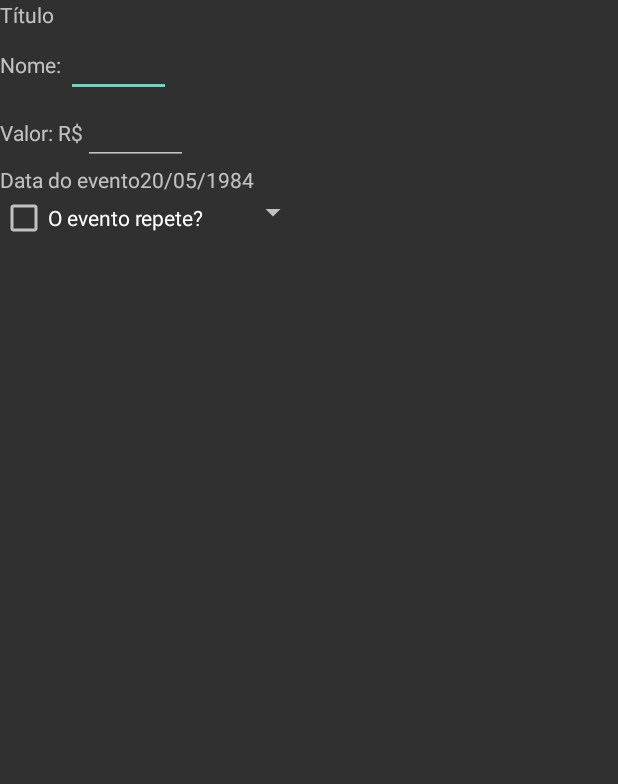
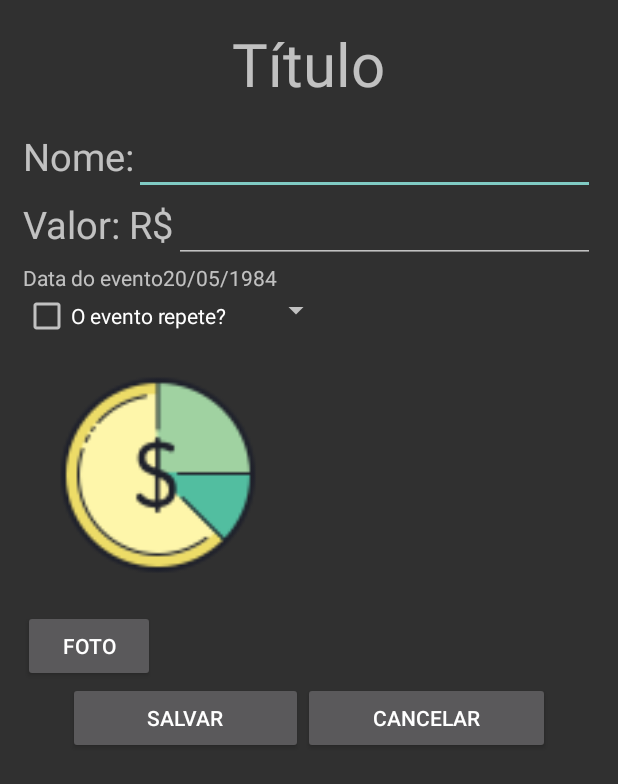
Before and after one commit to BielCR/Gest, an Android app: the CadastroEdicaoEvnt screen opened directly, with no data from a screen before it, on a phone screen of 412 x 824 dp. Shown: the top 784 px of the screen. Run offline under Robolectric (Android 15) with nearby library versions, the phone set to English and light mode, and no system bars.

Commit message:
Teste e Ajustes da Activity de Cadastro

```diff
--- a/app/src/main/java/com/gabs/minhacarteira/VisualizarEventos.java
+++ b/app/src/main/java/com/gabs/minhacarteira/VisualizarEventos.java
@@ -4,6 +4,7 @@ import androidx.appcompat.app.AppCompatActivity;
 
 import android.content.Intent;
 import android.os.Bundle;
+import android.view.View;
 import android.widget.Button;
 import android.widget.ListView;
 import android.widget.TextView;
@@ -34,17 +35,31 @@ public class VisualizarEventos extends AppCompatActivity {
         operacao = intencao.getIntExtra("acao", -1);
 
         ajustaOperacao();
+        cadastrarEventos();
     }
 
-    private void ajustaOperacao(){
+    private void cadastrarEventos() {
+        novoBtn.setOnClickListener(new View.OnClickListener() {
+            @Override
+            public void onClick(View v) {
+                Intent trocaAct = new Intent(VisualizarEventos.this, CadastroEdicaoEvnt.class);
+
+                //Ajuste de qual operacao executar
+                //adicionar put extra
+                startActivity(trocaAct);
+            }
+        });
+    }
+
+    private void ajustaOperacao() {
         //busca no banco a respeito dos eventos existentes na lista
 
-        if (operacao == 0){
+        if (operacao == 0) {
             tituloTxt.setText("Entradas");
-        }else{
-            if (operacao == 1){
+        } else {
+            if (operacao == 1) {
                 tituloTxt.setText("Saídas");
-            }else{
+            } else {
                 //erro na configuracao da intent
                 Toast.makeText(VisualizarEventos.this, "erro no parametro acao", Toast.LENGTH_SHORT).show();
             }
--- a/app/src/main/res/layout/activity_cadastro_edicao_evnt.xml
+++ b/app/src/main/res/layout/activity_cadastro_edicao_evnt.xml
@@ -10,45 +10,53 @@
     <LinearLayout
         android:layout_width="match_parent"
         android:layout_height="match_parent"
-        android:orientation="vertical">
+        android:orientation="vertical"
+        android:layout_marginHorizontal="15dp">
 
         <TextView
             android:layout_width="wrap_content"
             android:layout_height="wrap_content"
-            android:text="Título" />
+            android:text="Título"
+            android:textSize="40sp"
+            android:layout_gravity="center"
+            android:layout_marginVertical="15dp"/>
 
 
         <!--Informacao do nome-->
         <LinearLayout
-            android:layout_width="wrap_content"
+            android:layout_width="match_parent"
             android:layout_height="wrap_content"
             android:orientation="horizontal">
 
             <TextView
                 android:layout_width="wrap_content"
                 android:layout_height="wrap_content"
-                android:text="Nome: " />
+                android:text="Nome:"
+                android:textSize="25sp"/>
 
             <EditText
-                android:layout_width="70dp"
-                android:layout_height="wrap_content" />
+                android:layout_width="match_parent"
+                android:layout_height="wrap_content"
+                android:layout_weight="1"/>
 
         </LinearLayout>
 
 
         <!--Informacao valor-->
         <LinearLayout
-            android:layout_width="wrap_content"
+            android:layout_width="match_parent"
             android:layout_height="wrap_content"
-            android:orientation="horizontal">
+            android:orientation="horizontal"
+            android:layout_gravity="">
 
             <TextView
                 android:layout_width="wrap_content"
                 android:layout_height="wrap_content"
-                android:text="Valor: R$" />
+                android:text="Valor: R$"
+                android:textSize="25sp"/>
 
             <EditText
-                android:layout_width="70dp"
+                android:layout_width="match_parent"
                 android:layout_height="wrap_content"
                 android:inputType="numberDecimal" />
         </LinearLayout>
@@ -88,5 +96,36 @@
         </LinearLayout>
 
 
+        <!--Informacao da foto-->
+        <ImageView
+            android:layout_width="180dp"
+            android:layout_height="180dp"
+            android:background="@mipmap/icone"/>
+        <Button
+            android:layout_width="wrap_content"
+            android:layout_height="wrap_content"
+            android:text="Foto"/>
+
+
+        <!--Botoes finais-->
+        <LinearLayout
+            android:layout_width="match_parent"
+            android:layout_height="wrap_content"
+            android:orientation="horizontal"
+            android:layout_marginHorizontal="30dp">
+
+            <Button
+                android:layout_width="wrap_content"
+                android:layout_height="wrap_content"
+                android:text="Salvar"
+                android:layout_weight="1"/>
+            <Button
+                android:layout_width="wrap_content"
+                android:layout_height="wrap_content"
+                android:text="Cancelar"
+                android:layout_weight="1"/>
+        </LinearLayout>
+
+
     </LinearLayout>
 </androidx.constraintlayout.widget.ConstraintLayout>
```
